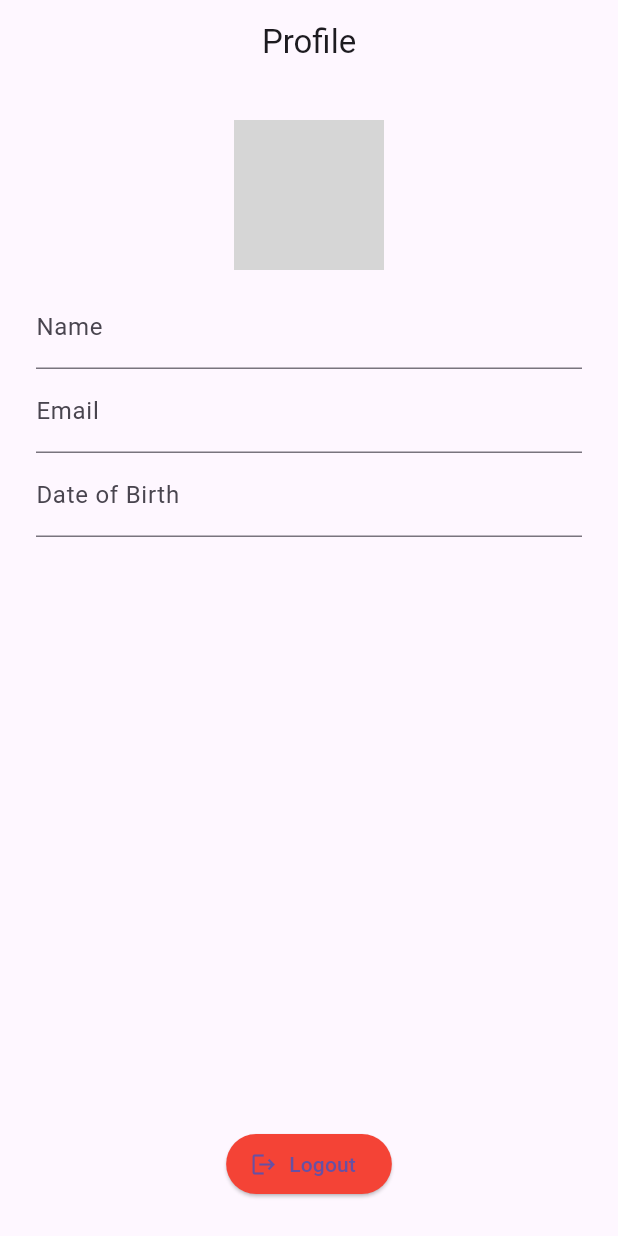
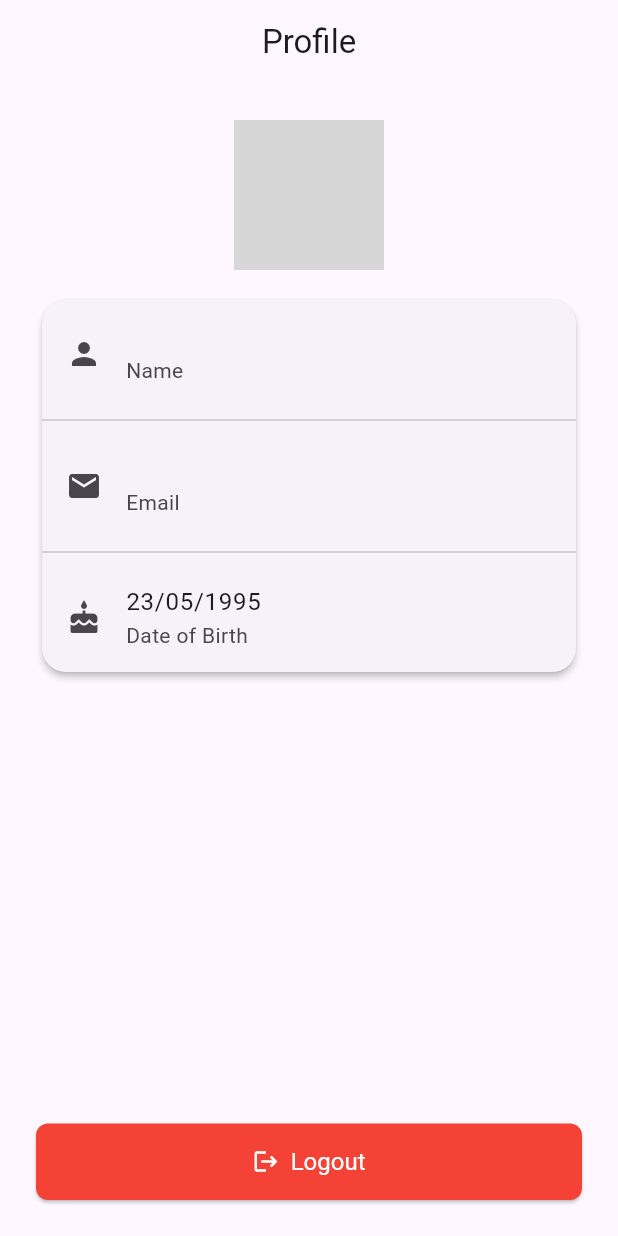
Before and after one commit to Nguyen-TienSi/BaiTap-LapTrinhDiDong-010112103406, a Flutter app: the ProfileScreen screen opened by its route, on a phone screen of 412 x 824 dp. Run offline on Flutter 3.47's test engine with Material 3 defaults, Android fonts, the phone set to English and light mode, and no system bars; our stand-ins replace firebase_auth, firebase_core, flutter_svg, google_sign_in; accounts and stored records are empty; network calls fail; grey boxes are pictures that could not be loaded.

Commit message:
update profile screen

```diff
--- a/Tuan 5/SourceCode/firebase_demo/lib/main.dart
+++ b/Tuan 5/SourceCode/firebase_demo/lib/main.dart
@@ -1,3 +1,4 @@
+import 'package:firebase_auth/firebase_auth.dart';
 import 'package:firebase_core/firebase_core.dart';
 import 'package:flutter/material.dart';
 
@@ -5,22 +6,26 @@ import 'login_screen.dart';
 import 'profile_screen.dart';
 
 void main() async {
-
   WidgetsFlutterBinding.ensureInitialized();
   await Firebase.initializeApp();
 
-  runApp(const MyApp());
+  // Check if user is signed in
+  final user = FirebaseAuth.instance.currentUser;
+
+  runApp(MyApp(isLoggedIn: user != null));
 }
 
 class MyApp extends StatelessWidget {
-  const MyApp({super.key});
+  final bool isLoggedIn;
+
+  const MyApp({super.key, required this.isLoggedIn});
 
   @override
   Widget build(BuildContext context) {
     return MaterialApp(
-      initialRoute: '/login',
+      initialRoute: isLoggedIn ? '/profile' : '/login',
       routes: {
-        '/login': (context) => LoginScreen(),
+        '/login': (context) => const LoginScreen(),
         '/profile': (context) => ProfileScreen(),
       },
     );
--- a/Tuan 5/SourceCode/firebase_demo/lib/profile_screen.dart
+++ b/Tuan 5/SourceCode/firebase_demo/lib/profile_screen.dart
@@ -1,5 +1,6 @@
+import 'package:firebase_auth/firebase_auth.dart';
 import 'package:flutter/material.dart';
-import 'package:firebase_auth/firebase_auth.dart';
+import 'package:google_sign_in/google_sign_in.dart';
 
 class ProfileScreen extends StatelessWidget {
   final User? user = FirebaseAuth.instance.currentUser;
@@ -14,7 +15,7 @@ class ProfileScreen extends StatelessWidget {
 
     return Scaffold(
       appBar: AppBar(
-        title: Text("Profile"),
+        title: const Text("Profile"),
         centerTitle: true,
         automaticallyImplyLeading: false,
       ),
@@ -24,33 +25,82 @@ class ProfileScreen extends StatelessWidget {
           children: [
             CircleAvatar(
               radius: 50,
-              backgroundImage: NetworkImage(photoURL ?? 'https://via.placeholder.com/150'),
+              backgroundImage: NetworkImage(
+                photoURL ?? 'https://via.placeholder.com/150',
               ),
-            SizedBox(height: 10),
-            TextField(
-              readOnly: true,
-              decoration: InputDecoration(labelText: "Name", hintText: displayName),
             ),
-            TextField(
-              readOnly: true,
-              decoration: InputDecoration(labelText: "Email", hintText: email),
+            const SizedBox(height: 16),
+            Card(
+              elevation: 2,
+              shape: RoundedRectangleBorder(
+                borderRadius: BorderRadius.circular(16),
               ),
-            TextField(
-              readOnly: true,
-              decoration: InputDecoration(labelText: "Date of Birth", hintText: "23/05/1995"),
+              child: Column(
+                children: [
+                  ListTile(
+                    leading: const Icon(Icons.person),
+                    title: Text(
+                      displayName,
+                      style: const TextStyle(fontWeight: FontWeight.bold),
                     ),
-            Spacer(),
-            ElevatedButton.icon(
+                    subtitle: const Text("Name"),
+                  ),
+                  const Divider(),
+                  ListTile(
+                    leading: const Icon(Icons.email),
+                    title: Text(email),
+                    subtitle: const Text("Email"),
+                  ),
+                  const Divider(),
+                  ListTile(
+                    leading: const Icon(Icons.cake),
+                    title: const Text("23/05/1995"),
+                    subtitle: const Text("Date of Birth"),
+                  ),
+                ],
+              ),
+            ),
+            const Spacer(),
+            SizedBox(
+              width: double.infinity,
+              child: ElevatedButton.icon(
                 onPressed: () async {
+                  final shouldLogout = await showDialog<bool>(
+                    context: context,
+                    builder: (context) => AlertDialog(
+                      title: const Text("Logout"),
+                      content: const Text("Are you sure you want to logout?"),
+                      actions: [
+                        TextButton(
+                          onPressed: () => Navigator.pop(context, false),
+                          child: const Text("Cancel"),
+                        ),
+                        TextButton(
+                          onPressed: () => Navigator.pop(context, true),
+                          child: const Text("Logout"),
+                        ),
+                      ],
+                    ),
+                  );
+                  if (shouldLogout == true) {
                     await FirebaseAuth.instance.signOut();
+                    await GoogleSignIn().signOut();
                     if (context.mounted) {
                       Navigator.of(context).pushReplacementNamed('/login');
                     }
+                  }
                 },
-              icon: Icon(Icons.logout),
-              label: Text("Logout"),
+                icon: const Icon(Icons.logout),
+                label: const Text("Logout"),
                 style: ElevatedButton.styleFrom(
                   backgroundColor: Colors.red,
+                  foregroundColor: Colors.white,
+                  padding: const EdgeInsets.symmetric(vertical: 16),
+                  textStyle: const TextStyle(fontSize: 16),
+                  shape: RoundedRectangleBorder(
+                    borderRadius: BorderRadius.circular(8),
+                  ),
+                ),
               ),
             ),
           ],
```
Also changed, not shown: 1 other file. Lines whose indentation alone changed are shown as unchanged.
